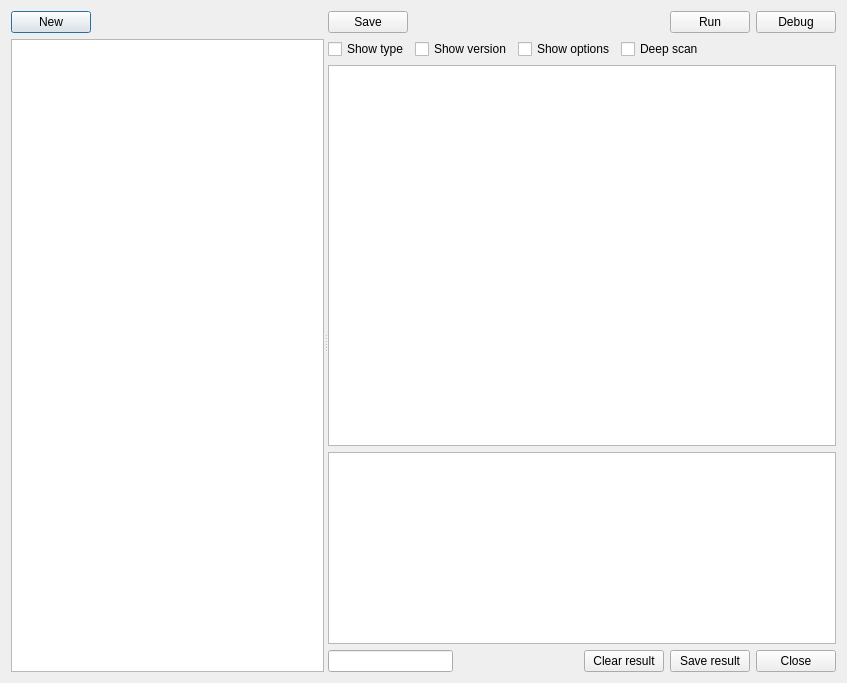
The window that dialogsignatures.ui (horsicq/die_widget) describes before a commit, drawn with Qt 5.
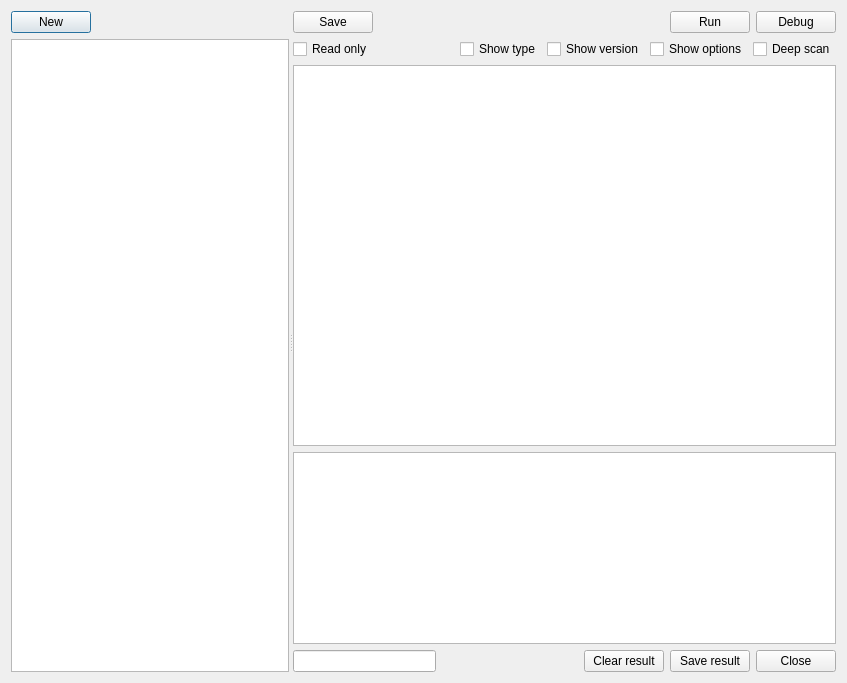
The same window after the commit. Custom widgets are drawn as their Qt base class.

Patch:
```diff
--- a/dialogsignatures.ui
+++ b/dialogsignatures.ui
@@ -117,30 +117,9 @@
        <item>
         <layout class="QHBoxLayout" name="horizontalLayout_4">
          <item>
-          <widget class="QCheckBox" name="checkBoxShowType">
+          <widget class="QCheckBox" name="checkBoxReadOnly">
            <property name="text">
-            <string>Show type</string>
-           </property>
-          </widget>
-         </item>
-         <item>
-          <widget class="QCheckBox" name="checkBoxShowVersion">
-           <property name="text">
-            <string>Show version</string>
-           </property>
-          </widget>
-         </item>
-         <item>
-          <widget class="QCheckBox" name="checkBoxShowOptions">
-           <property name="text">
-            <string>Show options</string>
-           </property>
-          </widget>
-         </item>
-         <item>
-          <widget class="QCheckBox" name="checkBoxDeepscan">
-           <property name="text">
-            <string>Deep scan</string>
+            <string>Read only</string>
            </property>
           </widget>
          </item>
@@ -157,6 +136,34 @@
            </property>
           </spacer>
          </item>
+         <item>
+          <widget class="QCheckBox" name="checkBoxShowType">
+           <property name="text">
+            <string>Show type</string>
+           </property>
+          </widget>
+         </item>
+         <item>
+          <widget class="QCheckBox" name="checkBoxShowVersion">
+           <property name="text">
+            <string>Show version</string>
+           </property>
+          </widget>
+         </item>
+         <item>
+          <widget class="QCheckBox" name="checkBoxShowOptions">
+           <property name="text">
+            <string>Show options</string>
+           </property>
+          </widget>
+         </item>
+         <item>
+          <widget class="QCheckBox" name="checkBoxDeepscan">
+           <property name="text">
+            <string>Deep scan</string>
+           </property>
+          </widget>
+         </item>
         </layout>
        </item>
        <item>
```
